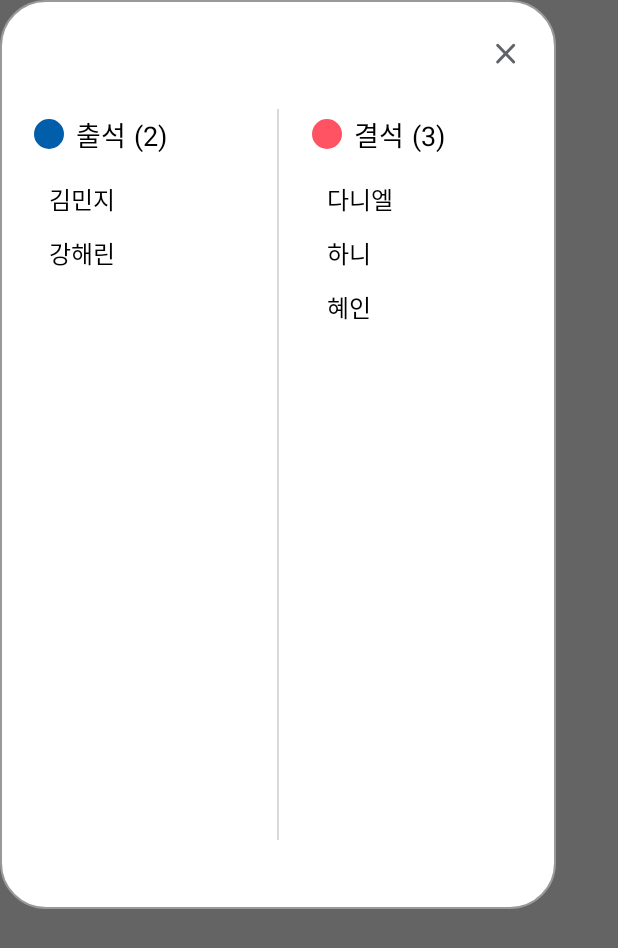
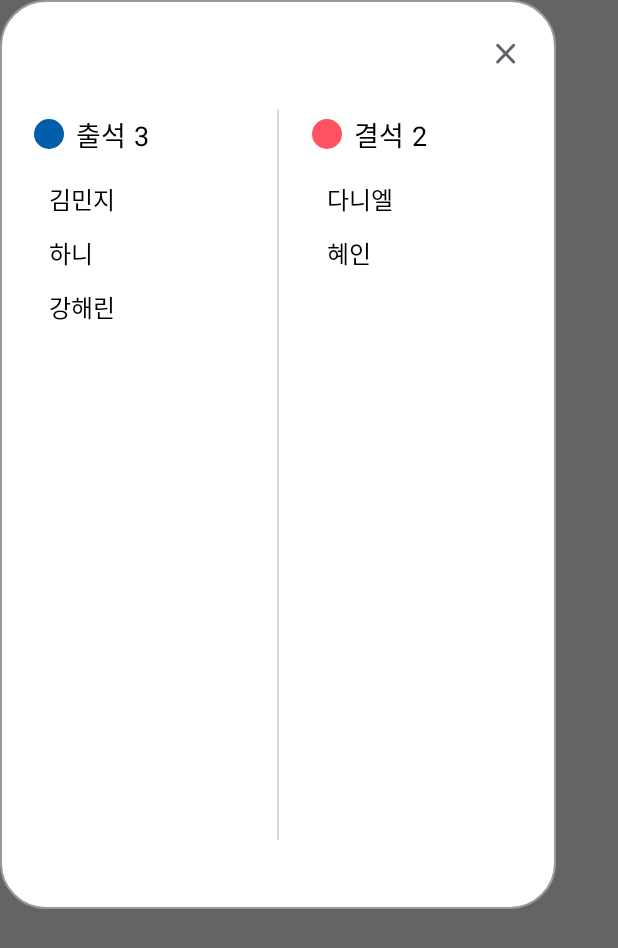
Before and after one commit to jiseop9083/CheckItOut, an Android app: the fragment CalendarDialogFragment shown on its own in the app's theme, on a phone screen of 412 x 824 dp. Shown: the top 948 px of the screen. Run offline under Robolectric (Android 15) with nearby library versions, the phone set to English and light mode, and no system bars; 2 statements that could not run were skipped.

Commit message:
Feat: 강의 없는 날짜 버튼 없애기, 출결 버튼 수 바꾸기

```diff
--- a/app/src/main/assets/attendanceInfo.json
+++ b/app/src/main/assets/attendanceInfo.json
@@ -20,7 +20,7 @@
         "2024-01-01",
         "2024-01-02",
         "2024-01-04",
-        "2024-01-06",
+        "2024-01-06"
       ],
       "absent": [
         "2023-12-31",
--- a/app/src/main/java/com/example/madcampweek1/CalendarDialogFragment.kt
+++ b/app/src/main/java/com/example/madcampweek1/CalendarDialogFragment.kt
@@ -7,6 +7,7 @@ import android.view.View
 import android.view.ViewGroup
 import androidx.fragment.app.DialogFragment
 import android.util.Log
+import android.widget.Button
 import android.widget.ImageButton
 import android.widget.TextView
 
@@ -48,9 +49,16 @@ class CalendarDialogFragment : DialogFragment() {
         absentView = view.findViewById(R.id.absentRecyclerView)
 
 
-        // 데이터 초기화
-        val data1 = listOf("김민지", "강해린")
-        val data2 = listOf("다니엘", "하니", "혜인")
+        // TODO: 데이터 가져오기
+        val data1 = listOf("김민지", "하니","강해린")
+        val data2 = listOf("다니엘",  "혜인")
+
+        val attendNumView = view.findViewById<TextView>(R.id.attendNumber)
+        val absentNumView = view.findViewById<TextView>(R.id.absentNumber)
+        attendNumView.text = data1.size.toString()
+        absentNumView.text = data2.size.toString()
+
+
 
         // 어댑터 초기화
         attendAdapter = AttendanceAdapter(data1)
--- a/app/src/main/java/com/example/madcampweek1/CalendarPageFragment.kt
+++ b/app/src/main/java/com/example/madcampweek1/CalendarPageFragment.kt
@@ -99,6 +99,7 @@ class CalendarPageFragment(index: Int) : Fragment() {
         calendar_view.adapter = calendarAdapter
         calendar_view.layoutManager = GridLayoutManager(mContext, 7, GridLayoutManager.VERTICAL, false)
         calendar_view.setHasFixedSize(true)
+
     }
 
 }
--- a/app/src/main/res/layout/fragment_calendar_dialog.xml
+++ b/app/src/main/res/layout/fragment_calendar_dialog.xml
@@ -90,7 +90,8 @@
                 android:id="@+id/attendRecyclerView"
                 android:layout_width="match_parent"
                 android:layout_height="wrap_content"
-                android:paddingLeft="20dp"/>
+                android:paddingLeft="20dp"
+                android:layout_marginRight="20dp"/>
 
         </LinearLayout>
 
@@ -151,7 +152,8 @@
                 android:id="@+id/absentRecyclerView"
                 android:layout_width="match_parent"
                 android:layout_height="wrap_content"
-                android:paddingLeft="20dp"/>
+                android:paddingLeft="20dp"
+                android:layout_marginRight="20dp"/>
 
         </LinearLayout>
     </LinearLayout>
--- a/app/src/main/res/layout/fragment_calendar_page.xml
+++ b/app/src/main/res/layout/fragment_calendar_page.xml
@@ -4,7 +4,6 @@
     android:layout_width="match_parent"
     android:layout_height="match_parent"
 
-    android:background="@drawable/round_image"
     xmlns:app="http://schemas.android.com/apk/res-auto"
     android:orientation="vertical">
     <LinearLayout
```
Also changed, not shown: app/src/main/java/com/example/madcampweek1/CalendarAdpapter.kt (+28 -4 lines).
